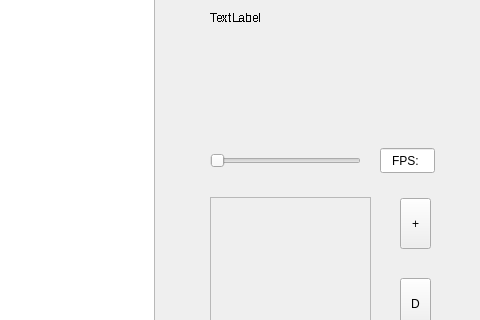
Qt form Assignment8SpriteEditor/mainwindow.ui (NZaffos/Sprite-Editor) before a commit; both pictures show x 820 to 1300 and y 122 to 442 of the 1300 by 800 pixel window.
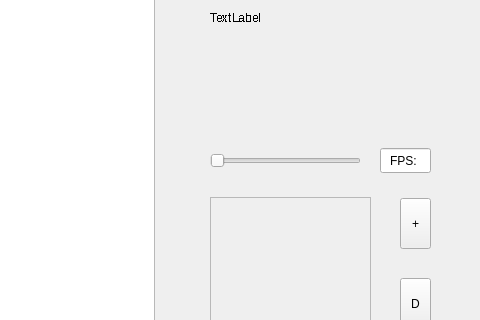
The same form after that commit.

Commit message: fixed blurry image for animation and frame selector

Diff of the .ui file:
```diff
--- a/Assignment8SpriteEditor/mainwindow.ui
+++ b/Assignment8SpriteEditor/mainwindow.ui
@@ -608,7 +608,7 @@
      <rect>
       <x>1200</x>
       <y>270</y>
-      <width>55</width>
+      <width>51</width>
       <height>25</height>
      </rect>
     </property>
```
The commit also changes 2 other files.
